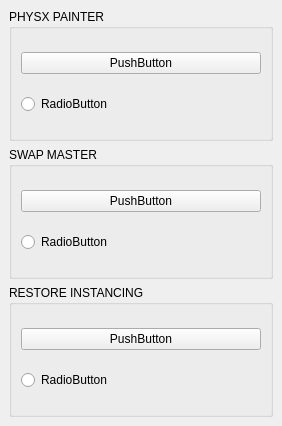
This is src/gui/app/setDressMaster/ui.ui in mushogenshin/mk_dcc as Qt 5 draws it before an edit. The edited form follows.
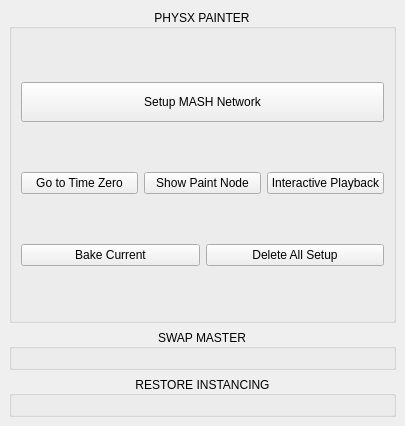
This is the edited form.

Diff of the .ui file:
```diff
--- a/src/gui/app/setDressMaster/ui.ui
+++ b/src/gui/app/setDressMaster/ui.ui
@@ -6,7 +6,7 @@
    <rect>
     <x>0</x>
     <y>0</y>
-    <width>282</width>
+    <width>405</width>
     <height>426</height>
    </rect>
   </property>
@@ -14,74 +14,125 @@
    <string>SetDressMaster</string>
   </property>
   <widget class="QWidget" name="centralwidget">
-   <layout class="QVBoxLayout" name="verticalLayout">
+   <property name="styleSheet">
+    <string notr="true"/>
+   </property>
+   <layout class="QVBoxLayout" name="central_widget_layout">
     <item>
-     <widget class="QGroupBox" name="groupBox_4">
+     <widget class="QGroupBox" name="phys_painter_group_box">
+      <property name="font">
+       <font>
+        <weight>50</weight>
+        <bold>false</bold>
+       </font>
+      </property>
+      <property name="styleSheet">
+       <string notr="true"/>
+      </property>
       <property name="title">
        <string>PHYSX PAINTER</string>
       </property>
-      <layout class="QVBoxLayout" name="verticalLayout_9">
+      <property name="alignment">
+       <set>Qt::AlignCenter</set>
+      </property>
+      <layout class="QVBoxLayout" name="phys_painter_group_box_layout">
        <item>
-        <widget class="QPushButton" name="pushButton_2">
-         <property name="text">
-          <string>PushButton</string>
-         </property>
-        </widget>
+        <layout class="QGridLayout" name="phys_painter_load_selection_grid_layout"/>
        </item>
        <item>
-        <widget class="QRadioButton" name="radioButton">
+        <widget class="QPushButton" name="pushButton">
+         <property name="minimumSize">
+          <size>
+           <width>0</width>
+           <height>40</height>
+          </size>
+         </property>
          <property name="text">
-          <string>RadioButton</string>
+          <string>Setup MASH Network</string>
          </property>
         </widget>
        </item>
+       <item>
+        <layout class="QHBoxLayout" name="horizontalLayout_2">
+         <item>
+          <widget class="QPushButton" name="pushButton_4">
+           <property name="text">
+            <string>Go to Time Zero</string>
+           </property>
+          </widget>
+         </item>
+         <item>
+          <widget class="QPushButton" name="pushButton_5">
+           <property name="text">
+            <string>Show Paint Node</string>
+           </property>
+          </widget>
+         </item>
+         <item>
+          <widget class="QPushButton" name="pushButton_6">
+           <property name="text">
+            <string>Interactive Playback</string>
+           </property>
+          </widget>
+         </item>
+        </layout>
+       </item>
+       <item>
+        <layout class="QHBoxLayout" name="horizontalLayout">
+         <item>
+          <widget class="QPushButton" name="pushButton_2">
+           <property name="text">
+            <string>Bake Current</string>
+           </property>
+          </widget>
+         </item>
+         <item>
+          <widget class="QPushButton" name="pushButton_3">
+           <property name="text">
+            <string>Delete All Setup</string>
+           </property>
+          </widget>
+         </item>
+        </layout>
+       </item>
       </layout>
      </widget>
     </item>
     <item>
-     <widget class="QGroupBox" name="groupBox_5">
+     <widget class="QGroupBox" name="swap_master_group_box">
+      <property name="sizePolicy">
+       <sizepolicy hsizetype="Preferred" vsizetype="Fixed">
+        <horstretch>0</horstretch>
+        <verstretch>0</verstretch>
+       </sizepolicy>
+      </property>
+      <property name="styleSheet">
+       <string notr="true"/>
+      </property>
       <property name="title">
        <string>SWAP MASTER</string>
       </property>
-      <layout class="QVBoxLayout" name="verticalLayout_10">
-       <item>
-        <widget class="QPushButton" name="pushButton_3">
-         <property name="text">
-          <string>PushButton</string>
-         </property>
-        </widget>
-       </item>
-       <item>
-        <widget class="QRadioButton" name="radioButton_2">
-         <property name="text">
-          <string>RadioButton</string>
-         </property>
-        </widget>
-       </item>
-      </layout>
+      <property name="alignment">
+       <set>Qt::AlignCenter</set>
+      </property>
+      <layout class="QVBoxLayout" name="swap_master_group_box_layout"/>
      </widget>
     </item>
     <item>
-     <widget class="QGroupBox" name="groupBox_3">
+     <widget class="QGroupBox" name="restore_instancing_group_box">
+      <property name="sizePolicy">
+       <sizepolicy hsizetype="Preferred" vsizetype="Fixed">
+        <horstretch>0</horstretch>
+        <verstretch>0</verstretch>
+       </sizepolicy>
+      </property>
       <property name="title">
        <string>RESTORE INSTANCING</string>
       </property>
-      <layout class="QVBoxLayout" name="verticalLayout_8">
-       <item>
-        <widget class="QPushButton" name="pushButton">
-         <property name="text">
-          <string>PushButton</string>
-         </property>
-        </widget>
-       </item>
-       <item>
-        <widget class="QRadioButton" name="radioButton_3">
-         <property name="text">
-          <string>RadioButton</string>
-         </property>
-        </widget>
-       </item>
-      </layout>
+      <property name="alignment">
+       <set>Qt::AlignCenter</set>
+      </property>
+      <layout class="QVBoxLayout" name="restore_instancing_group_box_layout"/>
      </widget>
     </item>
    </layout>
```
Left out of the diff: 2 changed lines with no effect on the pictures.
